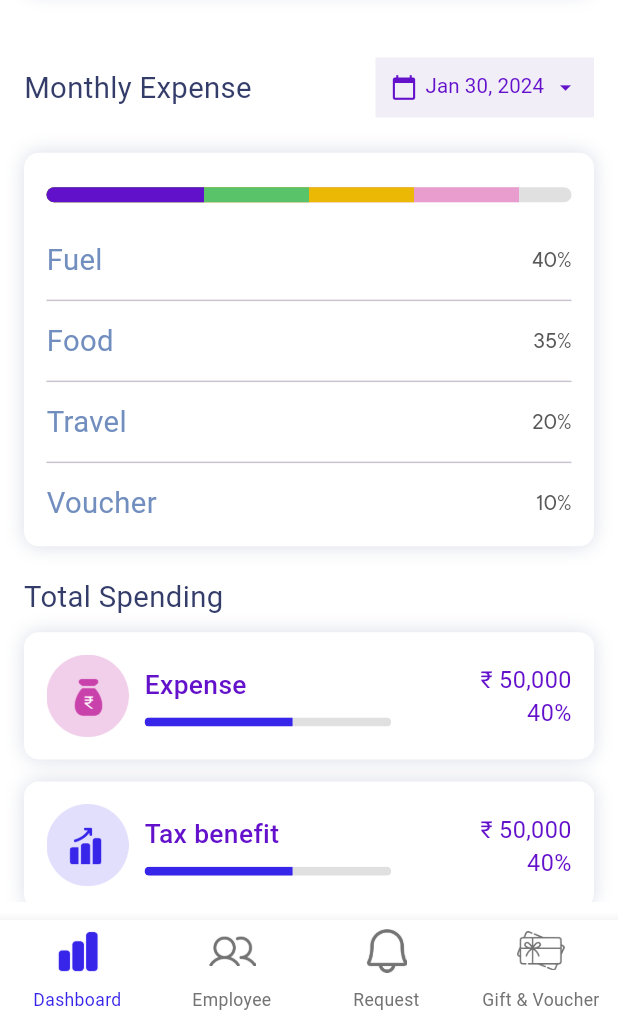
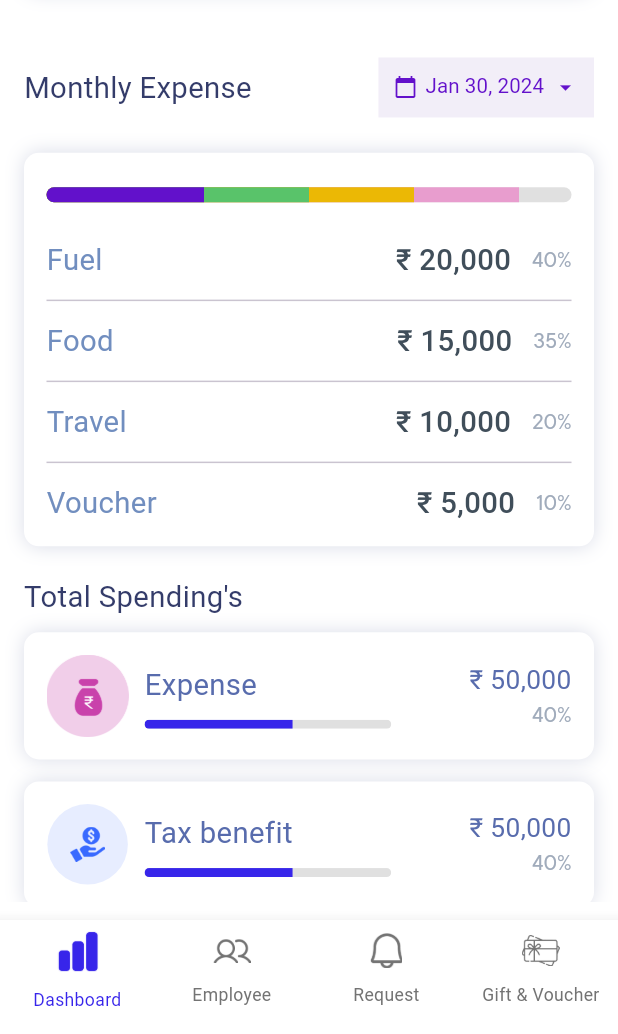
Before and after one commit to kishan06/Optify-Corporate, a Flutter app: the DashboardPage screen opened by its route, scrolled down 576 dp, on a phone screen of 412 x 824 dp, the part 202-1236 px from its top. Run offline on Flutter 3.47's test engine with Material 3 defaults, Android fonts, the phone set to English and light mode, and no system bars; our stand-ins replace accordion, dio, dotted_line, dropdown_button2, file_picker, flutter_screenutil and 13 more; missing offline and left inert: dart:ffi, mat_month_picker_dialog, remove_emoji_input_formatter; accounts and stored records are empty; Roboto replaces fonts that are missing (Gilroy-Medium, Gilroy-SemiBold, TT Commons).

Commit message:
resolve 7,8,9,10,11,12,13,14,15 bug

```diff
--- a/lib/MainScreen/DashboardTab/Dashboard.dart
+++ b/lib/MainScreen/DashboardTab/Dashboard.dart
@@ -396,6 +396,7 @@ class _DashboardPageState extends State<DashboardPage> {
                                 const Icon(
                                   Icons.calendar_today,
                                   color: Color(0xff6311CB),
+                                  size: 16,
                                 ),
                                 sizedBoxWidth(5.w),
                                 text14w400c6311CB('Jan 30, 2024'),
@@ -483,7 +484,13 @@ class _DashboardPageState extends State<DashboardPage> {
                                     MainAxisAlignment.spaceBetween,
                                 children: [
                                   text20w400c718EBF('Fuel'),
-                                  text16w400c585858('40%'),
+                                  Row(
+                                    children: [
+                                      text20w500c404E5A('₹ 20,000'),
+                                      sizedBoxWidth(14),
+                                      text16w400cA0ABBB('40%'),
+                                    ],
+                                  ),
                                 ],
                               ),
                               sizedBoxHeight(5),
@@ -494,7 +501,13 @@ class _DashboardPageState extends State<DashboardPage> {
                                     MainAxisAlignment.spaceBetween,
                                 children: [
                                   text20w400c718EBF('Food'),
-                                  text16w400c585858('35%'),
+                                  Row(
+                                    children: [
+                                      text20w500c404E5A('₹ 15,000'),
+                                      sizedBoxWidth(14),
+                                      text16w400cA0ABBB('35%'),
+                                    ],
+                                  )
                                 ],
                               ),
                               sizedBoxHeight(5),
@@ -505,7 +518,13 @@ class _DashboardPageState extends State<DashboardPage> {
                                     MainAxisAlignment.spaceBetween,
                                 children: [
                                   text20w400c718EBF('Travel'),
-                                  text16w400c585858('20%'),
+                                  Row(
+                                    children: [
+                                      text20w500c404E5A('₹ 10,000'),
+                                      sizedBoxWidth(14),
+                                      text16w400cA0ABBB('20%'),
+                                    ],
+                                  )
                                 ],
                               ),
                               sizedBoxHeight(5),
@@ -516,7 +535,13 @@ class _DashboardPageState extends State<DashboardPage> {
                                     MainAxisAlignment.spaceBetween,
                                 children: [
                                   text20w400c718EBF('Voucher'),
-                                  text16w400c585858('10%'),
+                                  Row(
+                                    children: [
+                                      text20w500c404E5A('₹ 5,000'),
+                                      sizedBoxWidth(14),
+                                      text16w400cA0ABBB('10%'),
+                                    ],
+                                  )
                                 ],
                               ),
                             ],
@@ -525,7 +550,7 @@ class _DashboardPageState extends State<DashboardPage> {
                       ),
                     ),
                     sizedBoxHeight(20.h),
-                    text20w400c343C6A('Total Spending'),
+                    text20w400c343C6A('Total Spending\'s'),
                     sizedBoxHeight(10.h),
                     CommonCard(
                       content: Row(
@@ -544,7 +569,7 @@ class _DashboardPageState extends State<DashboardPage> {
                             child: Column(
                               crossAxisAlignment: CrossAxisAlignment.start,
                               children: [
-                                text18w500c6311CB('Expense'),
+                                text20w400c586CAD('Expense'),
                                 sizedBoxHeight(10.h),
                                 ClipRRect(
                                   borderRadius: const BorderRadius.all(
@@ -568,9 +593,9 @@ class _DashboardPageState extends State<DashboardPage> {
                               mainAxisAlignment: MainAxisAlignment.end,
                               crossAxisAlignment: CrossAxisAlignment.end,
                               children: [
-                                text16w400c6311CB(
+                                text18w400c586CAD(
                                     '₹ 50,000'), // Current progress
-                                text16w400c6311CB('40%'), // Total target
+                                text16w400cA0ABBB('40%'), // Total target
                               ],
                             ),
                           ),
@@ -584,9 +609,19 @@ class _DashboardPageState extends State<DashboardPage> {
                         children: [
                           Expanded(
                             flex: 1,
-                            child: Image.asset(
-                              'assets/images/png/sales.png',
-                              width: 50,
+                            child: Container(
+                              height: 55.h,
+                              width: 55.w,
+                              decoration: BoxDecoration(
+                                  shape: BoxShape.circle,
+                                  color: Color(0xffE7EDFF)),
+                              child: Center(
+                                child: Image.asset(
+                                  'assets/images/png/taxBenefit.png',
+                                  height: 24.h,
+                                  width: 24.h,
+                                ),
+                              ),
                             ),
                           ),
                           sizedBoxWidth(10.w),
@@ -595,7 +630,7 @@ class _DashboardPageState extends State<DashboardPage> {
                             child: Column(
                               crossAxisAlignment: CrossAxisAlignment.start,
                               children: [
-                                text18w500c6311CB('Tax benefit'),
+                                text20w400c586CAD('Tax benefit'),
                                 sizedBoxHeight(10.h),
                                 ClipRRect(
                                   borderRadius: const BorderRadius.all(
@@ -619,9 +654,9 @@ class _DashboardPageState extends State<DashboardPage> {
                               mainAxisAlignment: MainAxisAlignment.end,
                               crossAxisAlignment: CrossAxisAlignment.end,
                               children: [
-                                text16w400c6311CB(
+                                text18w400c586CAD(
                                     '₹ 50,000'), // Current progress
-                                text16w400c6311CB('40%'), // Total target
+                                text16w400cA0ABBB('40%'), // Total target
                               ],
                             ),
                           ),
@@ -635,9 +670,19 @@ class _DashboardPageState extends State<DashboardPage> {
                         children: [
                           Expanded(
                             flex: 1,
-                            child: Image.asset(
-                              'assets/images/png/IT.png',
-                              width: 50,
+                            child: Container(
+                              height: 55.h,
+                              width: 55.w,
+                              decoration: BoxDecoration(
+                                  shape: BoxShape.circle,
+                                  color: Color.fromRGBO(99, 17, 203, 0.12)),
+                              child: Center(
+                                child: Image.asset(
+                                  'assets/images/png/giftCardIcon.png',
+                                  width: 24.w,
+                                  height: 24.h,
+                                ),
+                              ),
                             ),
                           ),
                           sizedBoxWidth(10.w),
@@ -646,7 +691,7 @@ class _DashboardPageState extends State<DashboardPage> {
                             child: Column(
                               crossAxisAlignment: CrossAxisAlignment.start,
                               children: [
-                                text18w500c6311CB('Gift card'),
+                                text20w400c586CAD('Gift card'),
                                 sizedBoxHeight(10.h),
                                 ClipRRect(
                                   borderRadius: const BorderRadius.all(
@@ -670,9 +715,9 @@ class _DashboardPageState extends State<DashboardPage> {
                               mainAxisAlignment: MainAxisAlignment.end,
                               crossAxisAlignment: CrossAxisAlignment.end,
                               children: [
-                                text16w400c6311CB(
+                                text18w400c586CAD(
                                     '₹ 50,000'), // Current progress
-                                text16w400c6311CB('40%'), // Total target
+                                text16w400cA0ABBB('40%'), // Total target
                               ],
                             ),
                           ),
--- a/lib/MainScreen/EmployeeTab/EmployeeDetails.dart
+++ b/lib/MainScreen/EmployeeTab/EmployeeDetails.dart
@@ -60,7 +60,6 @@ class _EmployeeDetailsState extends State<EmployeeDetails> {
           padding: EdgeInsets.only(right: 16.w, top: 10.h),
           child: SingleChildScrollView(
             scrollDirection: Axis.horizontal,
-            child: Expanded(
             child: Text(
               'Employee list',
               softWrap: true,
@@ -71,7 +70,6 @@ class _EmployeeDetailsState extends State<EmployeeDetails> {
                 fontSize: 20.sp,
                 fontWeight: FontWeight.w400,
                 color: const Color(0xFF000000),
-                ),
               ),
             ),
           ),
--- a/lib/Utils/CommonWidgets/CommonBottomNavigationBar.dart
+++ b/lib/Utils/CommonWidgets/CommonBottomNavigationBar.dart
@@ -42,8 +42,8 @@ class CustomBottomNavigationBar extends StatelessWidget {
         BottomNavigationBarItem(
           icon: Image.asset(
             'assets/images/png/dashboard.png',
-            height: 30.h,
-            width: 30.w,
+            height: 24.h,
+            width: 24.w,
           ),
           activeIcon: _buildActiveIcon(
             isSelected: mainController.selectedIndex.value == 0,
@@ -54,8 +54,8 @@ class CustomBottomNavigationBar extends StatelessWidget {
         BottomNavigationBarItem(
           icon: Image.asset(
             'assets/images/png/employee.png',
-            height: 30.h,
-            width: 30.w,
+            height: 24.h,
+            width: 24.w,
           ),
           activeIcon: _buildActiveIcon(
             isSelected: mainController.selectedIndex.value == 1,
@@ -66,8 +66,8 @@ class CustomBottomNavigationBar extends StatelessWidget {
         BottomNavigationBarItem(
           icon: Image.asset(
             'assets/images/png/request.png',
-            height: 30.h,
-            width: 30.w,
+            height: 24.h,
+            width: 24.w,
           ),
           activeIcon: _buildActiveIcon(
             isSelected: mainController.selectedIndex.value == 2,
@@ -78,8 +78,8 @@ class CustomBottomNavigationBar extends StatelessWidget {
         BottomNavigationBarItem(
           icon: Image.asset(
             'assets/images/png/gift.png',
-            height: 30.h,
-            width: 30.w,
+            height: 24.h,
+            width: 24.w,
           ),
           activeIcon: _buildActiveIcon(
             isSelected: mainController.selectedIndex.value == 3,
--- a/lib/Utils/CommonWidgets/Text.dart
+++ b/lib/Utils/CommonWidgets/Text.dart
@@ -1029,7 +1029,7 @@ Widget text16w400cA5A5A5(String text) {
     text,
     style: TextStyle(
       fontSize: 16.sp,
-      color: Color.fromRGBO(165, 165, 165, 0.8),
+      color: const Color.fromRGBO(165, 165, 165, 0.8),
       fontWeight: FontWeight.w600,
       fontFamily: 'TT Commons',
     ),
@@ -1041,9 +1041,47 @@ Widget text14w400cAAAAAA(String text) {
     text,
     style: TextStyle(
       fontSize: 14.sp,
-      color: Color.fromRGBO(170, 170, 170, 0.8),
+      color: const Color.fromRGBO(170, 170, 170, 0.8),
       fontWeight: FontWeight.w600,
       fontFamily: 'TT Commons',
     ),
   );
 }
+
+Widget text20w400c586CAD(String text) {
+  return Text(
+    text,
+    style: TextStyle(
+      fontSize: 20.sp,
+      color: const Color(0xff586CAD),
+      fontWeight: FontWeight.w400,
+      fontFamily: 'TT Commons',
+    ),
+  );
+}
+
+Widget text18w400c586CAD(String text) {
+  return Text(
+    text,
+    style: TextStyle(
+      fontSize: 18.sp,
+      color: const Color(0xff586CAD),
+      fontWeight: FontWeight.w400,
+      fontFamily: 'TT Commons',
+    ),
+  );
+}
+
+Widget text16w400c6311CBunderlinee(String text) {
+  return Text(
+    text,
+    style: TextStyle(
+      fontSize: 16.sp,
+      color: const Color(0xff6311CB),
+      fontWeight: FontWeight.w400,
+      fontFamily: 'TT Commons',
+      decoration: TextDecoration.underline,
+      decorationColor: const Color(0xff6311CB),
+    ),
+  );
+}
```
Also changed, not shown: lib/MainScreen/EmployeeTab/Employee.dart (+5 -4 lines), lib/MainScreen/EmployeeTab/EmployeeList.dart (+37 -4 lines), pubspec.yaml (+8 -0 lines), assets/images/png/arrow_down.png (added), assets/images/png/arrow_up.png (added), assets/images/png/chart.png (deleted), assets/images/png/chart2.png (deleted), assets/images/png/giftCardIcon.png (added), assets/images/png/taxBenefit.png (renamed from assets/images/png/Group.png). Lines whose indentation alone changed are shown as unchanged.
